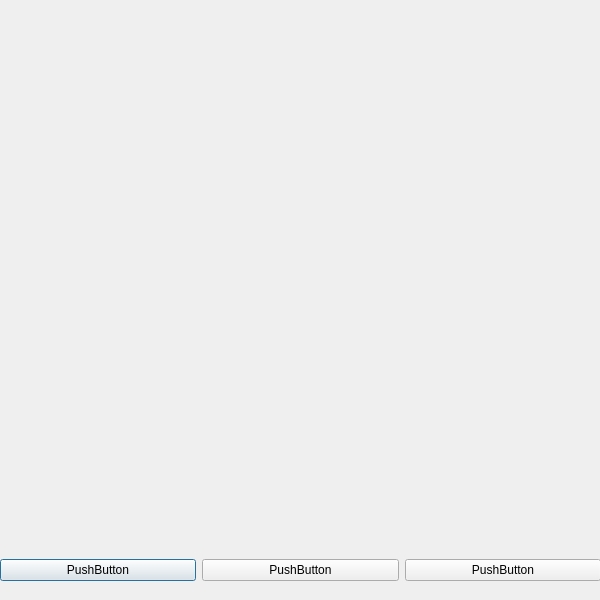
Qt form charts.ui (fonqL/sniffer) before a commit.
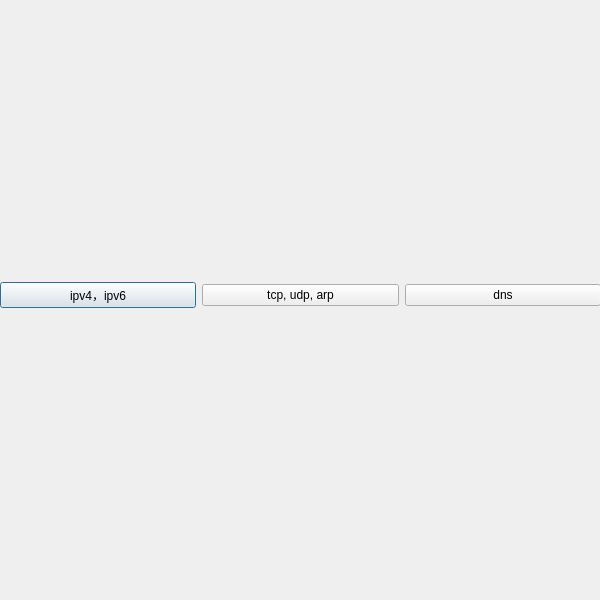
The same form after that commit.

What changed in the file:
```diff
--- a/charts.ui
+++ b/charts.ui
@@ -39,14 +39,11 @@
    </property>
    <layout class="QVBoxLayout" name="verticalLayout">
     <item>
-     <widget class="QWidget" name="widget" native="true">
-      <property name="sizePolicy">
-       <sizepolicy hsizetype="Preferred" vsizetype="Minimum">
-        <horstretch>0</horstretch>
-        <verstretch>1</verstretch>
-       </sizepolicy>
+     <layout class="QGridLayout" name="gridLayout">
+      <property name="rightMargin">
+       <number>16</number>
       </property>
-     </widget>
+     </layout>
     </item>
     <item>
      <layout class="QHBoxLayout" name="horizontalLayout">
@@ -59,7 +56,7 @@
          </sizepolicy>
         </property>
         <property name="text">
-         <string>PushButton</string>
+         <string>ipv4，ipv6</string>
         </property>
        </widget>
       </item>
@@ -72,7 +69,7 @@
          </sizepolicy>
         </property>
         <property name="text">
-         <string>PushButton</string>
+         <string>tcp, udp, arp</string>
         </property>
        </widget>
       </item>
@@ -85,7 +82,7 @@
          </sizepolicy>
         </property>
         <property name="text">
-         <string>PushButton</string>
+         <string>dns</string>
         </property>
        </widget>
       </item>
```
